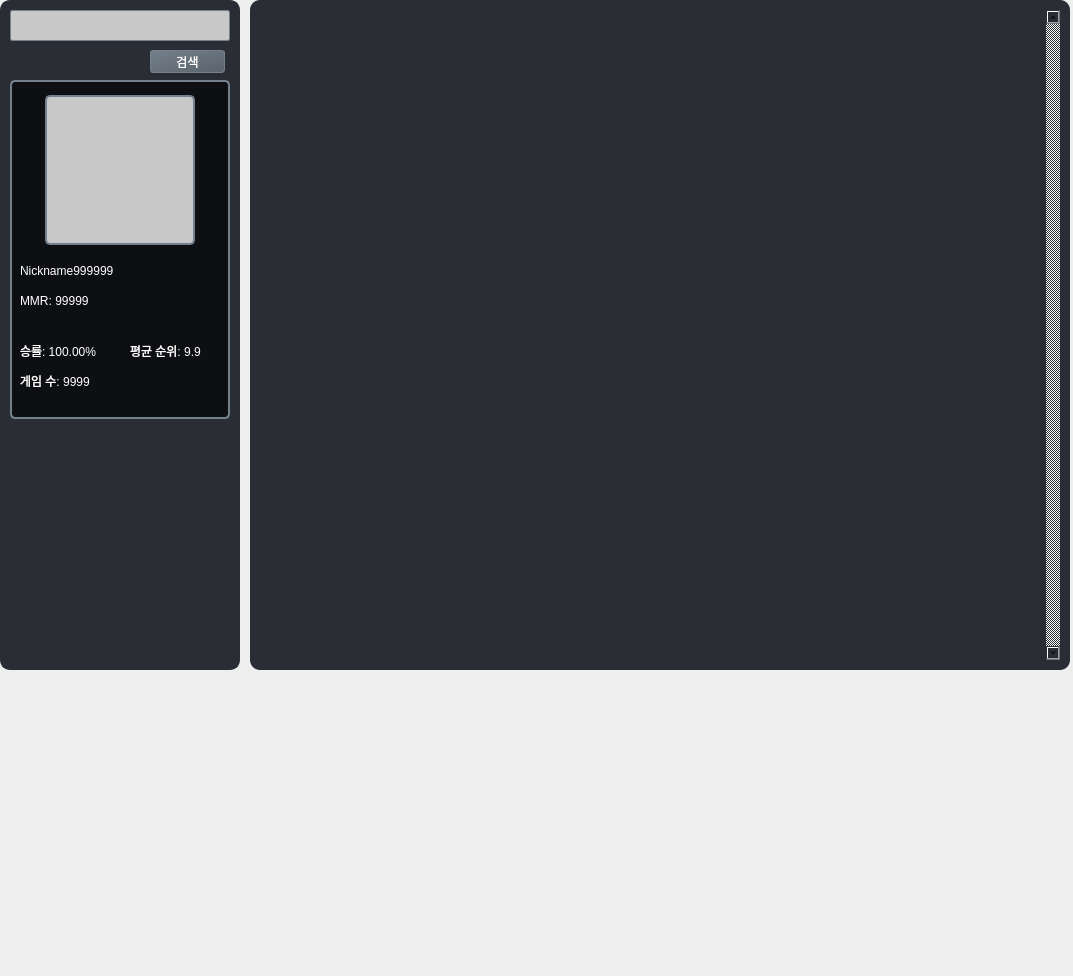
This is Data/UI/Record/RecordFrame.ui in CSID-DGU/2024-1-OSSP2-team-08-GameAssistant as Qt 5 draws it before an edit. The edited form follows.
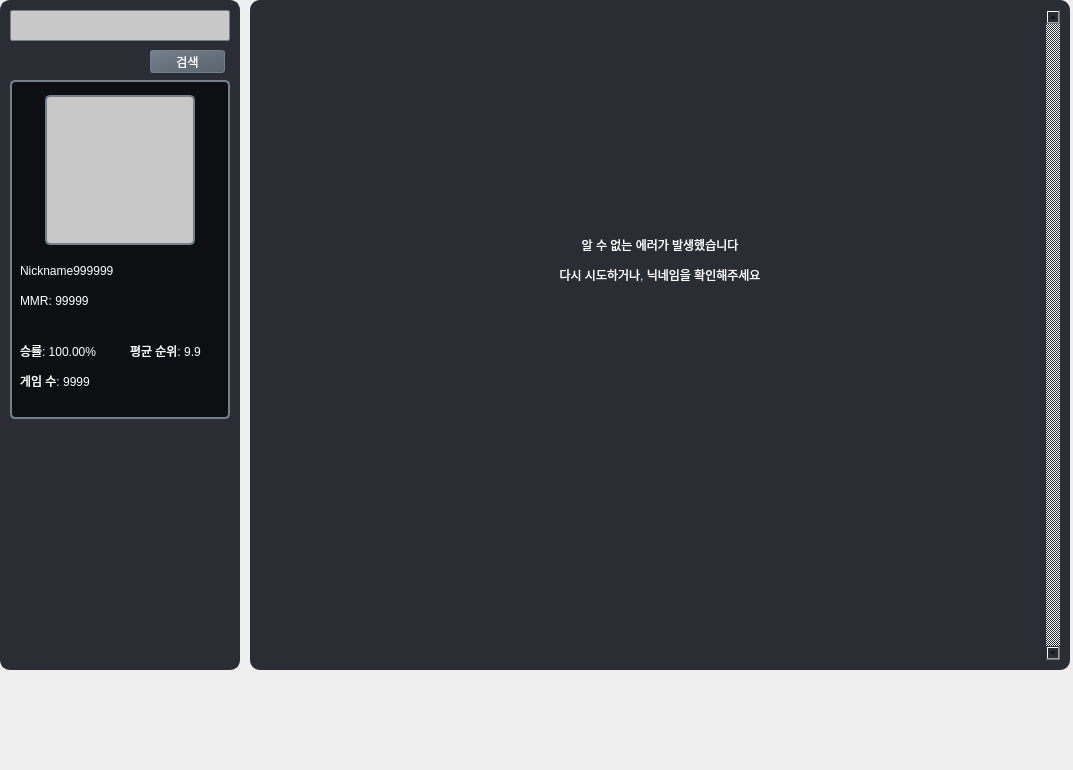
This is the edited form. Icons and pictures are not drawn.

```diff
--- a/Data/UI/Record/RecordFrame.ui
+++ b/Data/UI/Record/RecordFrame.ui
@@ -7,7 +7,7 @@
     <x>0</x>
     <y>0</y>
     <width>1073</width>
-    <height>976</height>
+    <height>770</height>
    </rect>
   </property>
   <property name="windowTitle">
@@ -337,13 +337,149 @@
         <rect>
          <x>0</x>
          <y>0</y>
-         <width>788</width>
+         <width>783</width>
          <height>650</height>
         </rect>
        </property>
       </widget>
      </widget>
     </widget>
+    <widget class="QFrame" name="SearchIngFrame">
+     <property name="geometry">
+      <rect>
+       <x>110</x>
+       <y>35</y>
+       <width>600</width>
+       <height>600</height>
+      </rect>
+     </property>
+     <property name="frameShape">
+      <enum>QFrame::StyledPanel</enum>
+     </property>
+     <property name="frameShadow">
+      <enum>QFrame::Raised</enum>
+     </property>
+     <widget class="QLabel" name="SearchImg">
+      <property name="geometry">
+       <rect>
+        <x>225</x>
+        <y>40</y>
+        <width>150</width>
+        <height>150</height>
+       </rect>
+      </property>
+      <property name="sizePolicy">
+       <sizepolicy hsizetype="Ignored" vsizetype="Ignored">
+        <horstretch>0</horstretch>
+        <verstretch>0</verstretch>
+       </sizepolicy>
+      </property>
+      <property name="styleSheet">
+       <string notr="true">background-color: rgba(200, 200, 200, 0);;</string>
+      </property>
+      <property name="text">
+       <string>&lt;html&gt;&lt;head/&gt;&lt;body&gt;&lt;p&gt;&lt;img src=&quot;:/char/CharIcon/256.png&quot;/&gt;&lt;/p&gt;&lt;/body&gt;&lt;/html&gt;</string>
+      </property>
+      <property name="scaledContents">
+       <bool>true</bool>
+      </property>
+     </widget>
+     <widget class="QLabel" name="SearchText">
+      <property name="geometry">
+       <rect>
+        <x>125</x>
+        <y>190</y>
+        <width>350</width>
+        <height>71</height>
+       </rect>
+      </property>
+      <property name="styleSheet">
+       <string notr="true">font: 15pt &quot;KoPub돋움체 Bold&quot;;
+color: rgb(255, 255, 255);
+border:0px;</string>
+      </property>
+      <property name="text">
+       <string>&lt;html&gt;&lt;head/&gt;&lt;body&gt;&lt;p align=&quot;center&quot;&gt;전적을 불러오는 중입니다...&lt;/p&gt;&lt;/body&gt;&lt;/html&gt;</string>
+      </property>
+     </widget>
+     <widget class="QLabel" name="SearchName">
+      <property name="geometry">
+       <rect>
+        <x>120</x>
+        <y>270</y>
+        <width>350</width>
+        <height>41</height>
+       </rect>
+      </property>
+      <property name="styleSheet">
+       <string notr="true">font: 15pt &quot;KoPub돋움체 Bold&quot;;
+color: rgb(255, 255, 255);
+border:0px;</string>
+      </property>
+      <property name="text">
+       <string>&lt;html&gt;&lt;head/&gt;&lt;body&gt;&lt;p align=&quot;center&quot;&gt;한동그라미&lt;/p&gt;&lt;/body&gt;&lt;/html&gt;</string>
+      </property>
+     </widget>
+    </widget>
+    <widget class="QFrame" name="ErrorFrame">
+     <property name="geometry">
+      <rect>
+       <x>110</x>
+       <y>35</y>
+       <width>600</width>
+       <height>600</height>
+      </rect>
+     </property>
+     <property name="frameShape">
+      <enum>QFrame::StyledPanel</enum>
+     </property>
+     <property name="frameShadow">
+      <enum>QFrame::Raised</enum>
+     </property>
+     <widget class="QLabel" name="ErrorImg">
+      <property name="geometry">
+       <rect>
+        <x>225</x>
+        <y>40</y>
+        <width>150</width>
+        <height>150</height>
+       </rect>
+      </property>
+      <property name="sizePolicy">
+       <sizepolicy hsizetype="Ignored" vsizetype="Ignored">
+        <horstretch>0</horstretch>
+        <verstretch>0</verstretch>
+       </sizepolicy>
+      </property>
+      <property name="styleSheet">
+       <string notr="true">background-color: rgba(200, 200, 200, 0);;</string>
+      </property>
+      <property name="text">
+       <string>&lt;html&gt;&lt;head/&gt;&lt;body&gt;&lt;p&gt;&lt;img src=&quot;:/char/CharIcon/193.png&quot;/&gt;&lt;/p&gt;&lt;/body&gt;&lt;/html&gt;</string>
+      </property>
+      <property name="scaledContents">
+       <bool>true</bool>
+      </property>
+     </widget>
+     <widget class="QLabel" name="ErrorText">
+      <property name="geometry">
+       <rect>
+        <x>125</x>
+        <y>190</y>
+        <width>350</width>
+        <height>71</height>
+       </rect>
+      </property>
+      <property name="styleSheet">
+       <string notr="true">font: 15pt &quot;KoPub돋움체 Bold&quot;;
+color: rgb(255, 255, 255);
+border:0px;</string>
+      </property>
+      <property name="text">
+       <string>&lt;html&gt;&lt;head/&gt;&lt;body&gt;&lt;p align=&quot;center&quot;&gt;알 수 없는 에러가 발생했습니다&lt;/p&gt;&lt;p align=&quot;center&quot;&gt;다시 시도하거나, 닉네임을 확인해주세요&lt;/p&gt;&lt;/body&gt;&lt;/html&gt;</string>
+      </property>
+     </widget>
+    </widget>
    </widget>
   </widget>
  </widget>
```
Left out of the diff: 1 changed line with no effect on the pictures.
